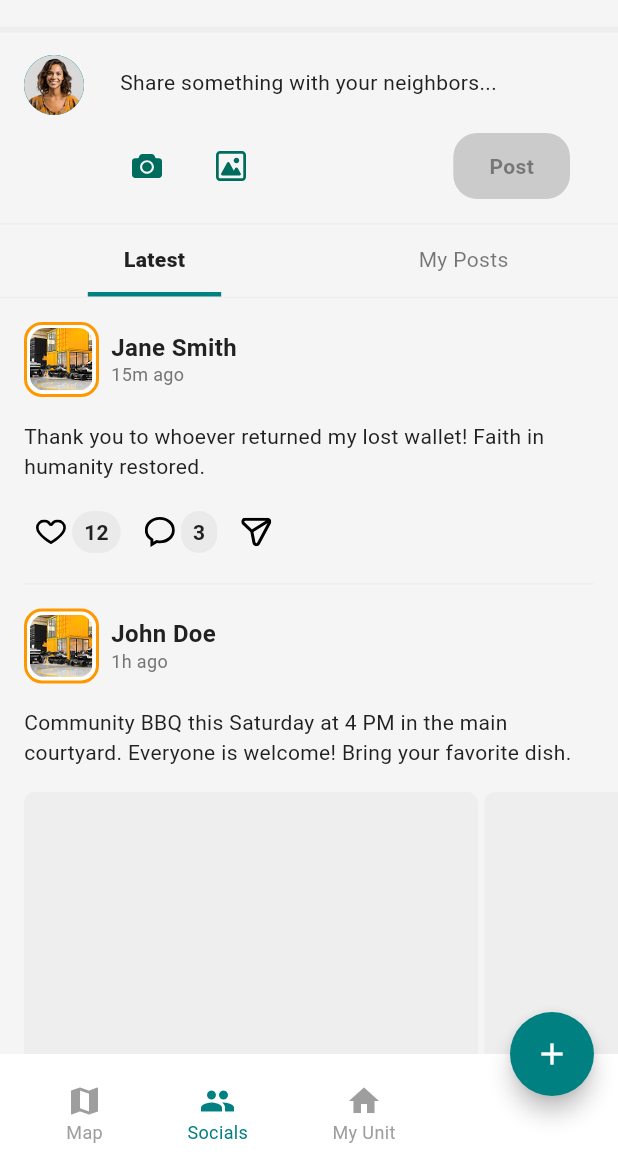
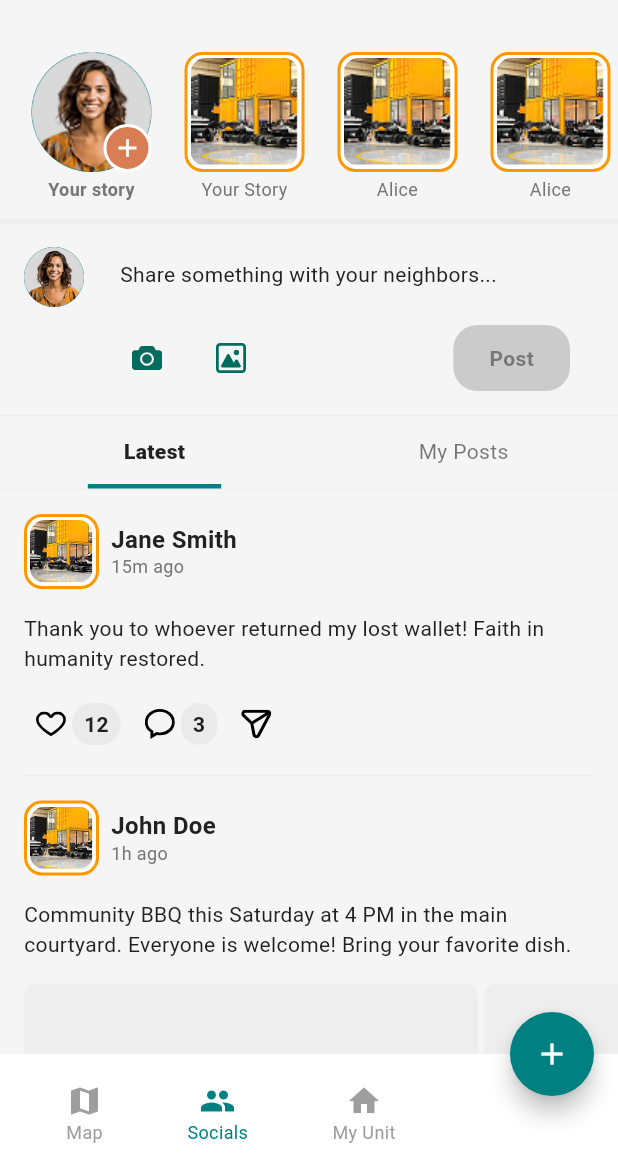
Before and after one commit to dev-ahmedalaishat/Microlink, a Flutter app: the SocialMainPage screen opened by its route, on a phone screen of 412 x 824 dp, the part 62-1236 px from its top. Run offline on Flutter 3.47's test engine with Material 3 defaults, Android fonts, the light colour scheme and no system bars; our stand-ins replace cached_network_image, flutter_bloc, flutter_svg, freezed_annotation, get_it, go_router and 2 more.

Commit message:
Storeis section

```diff
--- a/lib/features/social/presentation/pages/social_main_page.dart
+++ b/lib/features/social/presentation/pages/social_main_page.dart
@@ -2,6 +2,7 @@ import 'package:flutter/material.dart';
 import 'package:flutter_bloc/flutter_bloc.dart';
 import 'package:go_router/go_router.dart';
 import 'package:microlink/core/theme/spacing.dart';
+import 'package:microlink/features/social/presentation/widgets/stories_section.dart';
 import '../../../../core/extensions/widget_extensions.dart';
 import '../../../../core/theme/color_palette.dart';
 import '../cubit/posts/posts_cubit.dart';
@@ -54,6 +55,18 @@ class _SocialMainPageState extends State<SocialMainPage>
       body: NestedScrollView(
         headerSliverBuilder: (context, innerBoxIsScrolled) {
           return [
+            SliverToBoxAdapter(
+              child: StoriesSection(
+                stories: [
+                  // Dummy stories for illustration
+                  StoryItem(label: 'Your Story', imageUrl: ''),
+                  StoryItem(label: "Alice", imageUrl: ''),
+                  StoryItem(label: "Alice", imageUrl: ''),
+                  StoryItem(label: "Alice", imageUrl: ''),
+                  StoryItem(label: "Alice", imageUrl: ''),
+                ],
+              ).paddingOnly(top: AppSpacing.md),
+            ),
             SliverToBoxAdapter(child: Divider(height: 10, thickness: 4)),
             // Create Post Widget as a sliver that scrolls away
             SliverToBoxAdapter(
--- /dev/null
+++ b/lib/features/social/presentation/widgets/add_story_widget.dart
@@ -0,0 +1,76 @@
+import 'package:flutter/material.dart';
+import 'package:microlink/core/presentation/profile_avatar.dart';
+import '../../../../core/presentation/spacing_widgets.dart';
+import '../../../../core/theme/spacing.dart';
+import '../../../../core/theme/text_styles.dart';
+
+class AddStoryWidget extends StatelessWidget {
+  final VoidCallback? onTap;
+  final String? userImageUrl;
+
+  const AddStoryWidget({super.key, this.onTap, this.userImageUrl});
+
+  @override
+  Widget build(BuildContext context) {
+    return GestureDetector(
+      onTap: onTap,
+      child: Container(
+        margin: const EdgeInsets.only(right: AppSpacing.md),
+        width: 90,
+        child: Column(
+          mainAxisSize: MainAxisSize.min,
+          children: [
+            // Avatar with add button
+            Stack(
+              children: [
+                // User avatar
+                Container(
+                  width: 80,
+                  height: 80,
+                  decoration: BoxDecoration(
+                    shape: BoxShape.circle,
+                    color: Colors.grey.shade300,
+                    image: userImageUrl != null
+                        ? DecorationImage(
+                            image: NetworkImage(userImageUrl!),
+                            fit: BoxFit.cover,
+                          )
+                        : null,
+                  ),
+                  child: userImageUrl == null ? ProfileAvatar() : null,
+                ),
+                // Add button
+                Positioned(
+                  right: 0,
+                  bottom: 0,
+                  child: Container(
+                    width: 32,
+                    height: 32,
+                    decoration: BoxDecoration(
+                      color: const Color(
+                        0xFFD97D54,
+                      ), // Orange color from design
+                      shape: BoxShape.circle,
+                      border: Border.all(color: Colors.white, width: 2),
+                    ),
+                    child: const Icon(Icons.add, color: Colors.white, size: 20),
+                  ),
+                ),
+              ],
+            ),
+            SpacerV.xs,
+            Text(
+              'Your story',
+              style: AppTextStyles.caption.copyWith(
+                fontWeight: FontWeight.w600,
+              ),
+              textAlign: TextAlign.center,
+              maxLines: 2,
+              overflow: TextOverflow.ellipsis,
+            ),
+          ],
+        ),
+      ),
+    );
+  }
+}
--- a/lib/features/social/presentation/widgets/stories_section.dart
+++ b/lib/features/social/presentation/widgets/stories_section.dart
@@ -2,42 +2,39 @@ import 'package:flutter/material.dart';
 import 'package:microlink/core/presentation/story_avatar_v2.dart';
 
 import '../../../../core/presentation/spacing_widgets.dart';
-import '../../../../core/presentation/story_avatar.dart';
 import '../../../../core/theme/spacing.dart';
 import '../../../../core/theme/text_styles.dart';
+import 'add_story_widget.dart';
 
 class StoriesSection extends StatelessWidget {
   final List<StoryItem> stories;
   final VoidCallback? onAddStory;
 
-  const StoriesSection({
-    super.key,
-    required this.stories,
-    this.onAddStory,
-  });
+  const StoriesSection({super.key, required this.stories, this.onAddStory});
 
   @override
   Widget build(BuildContext context) {
     return Container(
-      height: 100,
       padding: const EdgeInsets.symmetric(vertical: AppSpacing.sm),
-      child: ListView(
+      child: SingleChildScrollView(
         scrollDirection: Axis.horizontal,
-        padding: const EdgeInsets.symmetric(horizontal: AppSpacing.screenPadding),
-        children: [
-          // // Your Story (Add story button)
-          // _StoryItemWidget(
-          //   label: 'Your story',
-          //   hasAddIcon: true,
-          //   onTap: onAddStory,
-          // ),
-          // // Other stories
-          ...stories.map((story) => _StoryItemWidget(
+        padding: const EdgeInsets.symmetric(
+          horizontal: AppSpacing.screenPadding,
+        ),
+        child: Row(
+          children: [
+            // Your Story (Add story button)
+            AddStoryWidget(onTap: onAddStory),
+            // Other stories
+            ...stories.map(
+              (story) => _StoryItemWidget(
                 label: story.label,
                 imageUrl: story.imageUrl,
                 onTap: story.onTap,
-              )),
-        ],
+              ),
+            ),
+          ],
+        ),
       ),
     );
   }
@@ -46,15 +43,9 @@ class StoriesSection extends StatelessWidget {
 class _StoryItemWidget extends StatelessWidget {
   final String label;
   final String? imageUrl;
-  final bool hasAddIcon;
   final VoidCallback? onTap;
 
-  const _StoryItemWidget({
-    required this.label,
-    this.imageUrl,
-    this.hasAddIcon = false,
-    this.onTap,
-  });
+  const _StoryItemWidget({required this.label, this.imageUrl, this.onTap});
 
   @override
   Widget build(BuildContext context) {
@@ -66,13 +57,7 @@ class _StoryItemWidget extends StatelessWidget {
         child: Column(
           mainAxisSize: MainAxisSize.min,
           children: [
-            hasAddIcon
-                ? StoryAvatarV2(onTap: onTap)
-                : StoryAvatarV2(
-                    imageUrl: imageUrl,
-                    onTap: onTap,
-                    size: 80,
-                  ),
+            StoryAvatarV2(imageUrl: imageUrl, onTap: onTap, size: 80),
             SpacerV.xs,
             Text(
               label,
@@ -94,9 +79,5 @@ class StoryItem {
   final String? imageUrl;
   final VoidCallback? onTap;
 
-  const StoryItem({
-    required this.label,
-    this.imageUrl,
-    this.onTap,
-  });
+  const StoryItem({required this.label, this.imageUrl, this.onTap});
 }
```
